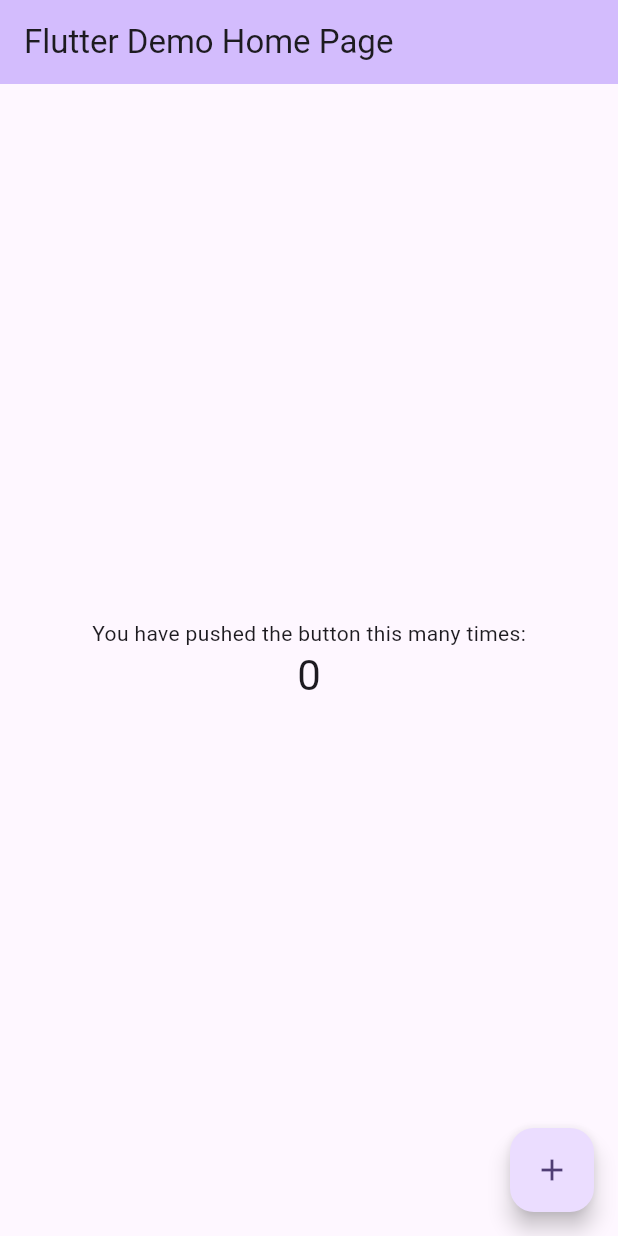
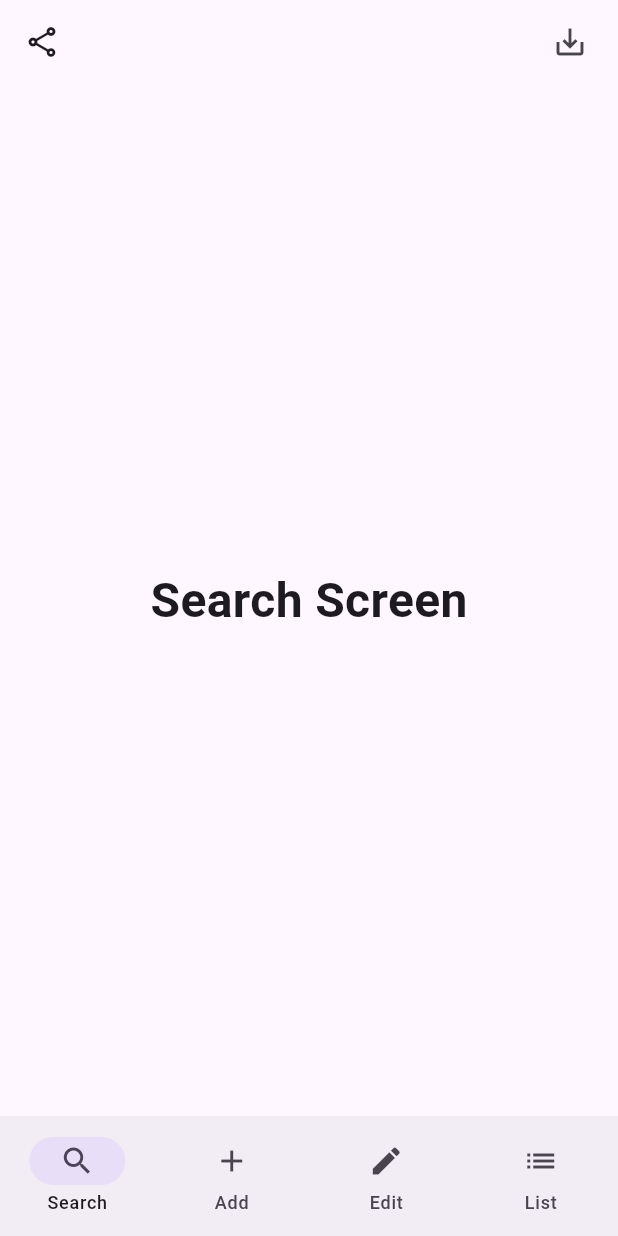
Before and after one commit to eedu7/BitVault, a Flutter app: the screen it shows after launch, on a phone screen of 412 x 824 dp. Run offline on Flutter 3.47's test engine with Material 3 defaults, Android fonts, the phone set to English and light mode, and no system bars.

Commit message:
Refactor main.dart to use named routes and add core screens with NavigationBar

```diff
--- a/lib/main.dart
+++ b/lib/main.dart
@@ -1,3 +1,6 @@
+import 'package:bitvault/screen/backup_screen.dart';
+import 'package:bitvault/screen/export_screen.dart';
+import 'package:bitvault/screen/main_screen.dart';
 import 'package:flutter/material.dart';
 
 void main() {
@@ -7,116 +10,18 @@ void main() {
 class MyApp extends StatelessWidget {
   const MyApp({super.key});
 
-  // This widget is the root of your application.
   @override
   Widget build(BuildContext context) {
     return MaterialApp(
       title: 'Flutter Demo',
-      theme: ThemeData(
-        // This is the theme of your application.
-        //
-        // TRY THIS: Try running your application with "flutter run". You'll see
-        // the application has a purple toolbar. Then, without quitting the app,
-        // try changing the seedColor in the colorScheme below to Colors.green
-        // and then invoke "hot reload" (save your changes or press the "hot
-        // reload" button in a Flutter-supported IDE, or press "r" if you used
-        // the command line to start the app).
-        //
-        // Notice that the counter didn't reset back to zero; the application
-        // state is not lost during the reload. To reset the state, use hot
-        // restart instead.
-        //
-        // This works for code too, not just values: Most code changes can be
-        // tested with just a hot reload.
-        colorScheme: .fromSeed(seedColor: Colors.deepPurple),
-      ),
-      home: const MyHomePage(title: 'Flutter Demo Home Page'),
+      theme: ThemeData(colorScheme: .fromSeed(seedColor: Colors.deepPurple)),
+      debugShowCheckedModeBanner: false,
+      initialRoute: '/',
+      routes: {
+        '/': (context) => const MainScreen(),
+        '/export': (context) => const ExportScreen(),
+        '/backup': (context) => const BackupScreen(),
+      },
     );
   }
 }
-
-class MyHomePage extends StatefulWidget {
-  const MyHomePage({super.key, required this.title});
-
-  // This widget is the home page of your application. It is stateful, meaning
-  // that it has a State object (defined below) that contains fields that affect
-  // how it looks.
-
-  // This class is the configuration for the state. It holds the values (in this
-  // case the title) provided by the parent (in this case the App widget) and
-  // used by the build method of the State. Fields in a Widget subclass are
-  // always marked "final".
-
-  final String title;
-
-  @override
-  State<MyHomePage> createState() => _MyHomePageState();
-}
-
-class _MyHomePageState extends State<MyHomePage> {
-  int _counter = 0;
-
-  void _incrementCounter() {
-    setState(() {
-      // This call to setState tells the Flutter framework that something has
-      // changed in this State, which causes it to rerun the build method below
-      // so that the display can reflect the updated values. If we changed
-      // _counter without calling setState(), then the build method would not be
-      // called again, and so nothing would appear to happen.
-      _counter++;
-    });
-  }
-
-  @override
-  Widget build(BuildContext context) {
-    // This method is rerun every time setState is called, for instance as done
-    // by the _incrementCounter method above.
-    //
-    // The Flutter framework has been optimized to make rerunning build methods
-    // fast, so that you can just rebuild anything that needs updating rather
-    // than having to individually change instances of widgets.
-    return Scaffold(
-      appBar: AppBar(
-        // TRY THIS: Try changing the color here to a specific color (to
-        // Colors.amber, perhaps?) and trigger a hot reload to see the AppBar
-        // change color while the other colors stay the same.
-        backgroundColor: Theme.of(context).colorScheme.inversePrimary,
-        // Here we take the value from the MyHomePage object that was created by
-        // the App.build method, and use it to set our appbar title.
-        title: Text(widget.title),
-      ),
-      body: Center(
-        // Center is a layout widget. It takes a single child and positions it
-        // in the middle of the parent.
-        child: Column(
-          // Column is also a layout widget. It takes a list of children and
-          // arranges them vertically. By default, it sizes itself to fit its
-          // children horizontally, and tries to be as tall as its parent.
-          //
-          // Column has various properties to control how it sizes itself and
-          // how it positions its children. Here we use mainAxisAlignment to
-          // center the children vertically; the main axis here is the vertical
-          // axis because Columns are vertical (the cross axis would be
-          // horizontal).
-          //
-          // TRY THIS: Invoke "debug painting" (choose the "Toggle Debug Paint"
-          // action in the IDE, or press "p" in the console), to see the
-          // wireframe for each widget.
-          mainAxisAlignment: .center,
-          children: [
-            const Text('You have pushed the button this many times:'),
-            Text(
-              '$_counter',
-              style: Theme.of(context).textTheme.headlineMedium,
-            ),
-          ],
-        ),
-      ),
-      floatingActionButton: FloatingActionButton(
-        onPressed: _incrementCounter,
-        tooltip: 'Increment',
-        child: const Icon(Icons.add),
-      ),
-    );
-  }
-}
--- a/lib/screen/main_screen.dart
+++ b/lib/screen/main_screen.dart
@@ -0,0 +1,78 @@
+import 'package:bitvault/screen/add_new_screen.dart';
+import 'package:bitvault/screen/edit_screen.dart';
+import 'package:bitvault/screen/list_screen.dart';
+import 'package:bitvault/screen/search_screen.dart';
+import 'package:flutter/material.dart';
+
+class MainScreen extends StatefulWidget {
+  const MainScreen({super.key});
+
+  @override
+  State<MainScreen> createState() => _MainScreenState();
+}
+
+class _MainScreenState extends State<MainScreen> {
+  int _currentIndex = 0;
+
+  // List of Screens
+  final List<Widget> _screens = [
+    const SearchScreen(),
+    const AddNewScreen(),
+    const EditScreen(),
+    const ListScreen(),
+  ];
+
+  @override
+  Widget build(BuildContext context) {
+    return Scaffold(
+      appBar: AppBar(
+        actionsPadding: EdgeInsets.all(8.0),
+        leading: IconButton(
+          onPressed: () {
+            Navigator.pushNamed(context, '/export');
+          },
+          icon: const Icon(Icons.share_outlined),
+        ),
+        actions: [
+          IconButton(
+            onPressed: () {
+              Navigator.pushNamed(context, '/backup');
+            },
+            icon: const Icon(Icons.save_alt),
+          ),
+        ],
+      ),
+      body: IndexedStack(index: _currentIndex, children: _screens),
+      bottomNavigationBar: NavigationBar(
+        selectedIndex: _currentIndex,
+        onDestinationSelected: (int index) {
+          setState(() {
+            _currentIndex = index;
+          });
+        },
+        destinations: const [
+          NavigationDestination(
+            icon: Icon(Icons.search),
+            label: 'Search',
+            selectedIcon: Icon(Icons.search_outlined),
+          ),
+          NavigationDestination(
+            icon: Icon(Icons.add),
+            label: 'Add',
+            selectedIcon: Icon(Icons.add_outlined),
+          ),
+          NavigationDestination(
+            icon: Icon(Icons.edit),
+            label: 'Edit',
+            selectedIcon: Icon(Icons.edit_outlined),
+          ),
+          NavigationDestination(
+            icon: Icon(Icons.list),
+            label: 'List',
+            selectedIcon: Icon(Icons.list_outlined),
+          ),
+        ],
+      ),
+    );
+  }
+}
--- a/lib/screen/search_screen.dart
+++ b/lib/screen/search_screen.dart
@@ -0,0 +1,22 @@
+import 'package:flutter/material.dart';
+
+class SearchScreen extends StatefulWidget {
+  const SearchScreen({super.key});
+
+  @override
+  State<SearchScreen> createState() => _SearchScreenState();
+}
+
+class _SearchScreenState extends State<SearchScreen> {
+  @override
+  Widget build(BuildContext context) {
+    return const Scaffold(
+      body: Center(
+        child: Text(
+          'Search Screen',
+          style: TextStyle(fontSize: 32, fontWeight: FontWeight.bold),
+        ),
+      ),
+    );
+  }
+}
```
Also changed, not shown: lib/screen/add_new_screen.dart (+22 -0 lines), lib/screen/backup_screen.dart (+30 -0 lines), lib/screen/edit_screen.dart (+22 -0 lines), lib/screen/export_screen.dart (+30 -0 lines), lib/screen/list_screen.dart (+22 -0 lines).
